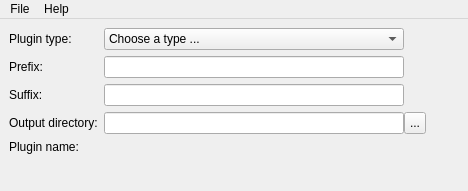
Qt form tools/dtkPluginGenerator/dtkPluginGeneratorMainWindow.ui (drescherjm/dtk) before a commit.
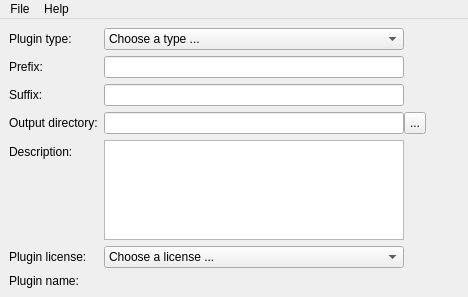
The same form after that commit.

```diff
--- a/tools/dtkPluginGenerator/dtkPluginGeneratorMainWindow.ui
+++ b/tools/dtkPluginGenerator/dtkPluginGeneratorMainWindow.ui
@@ -156,14 +156,89 @@
       </property>
      </widget>
     </item>
-    <item row="4" column="0">
+    <item row="4" column="1">
+     <widget class="QTextEdit" name="descriptionTextEdit">
+      <property name="sizePolicy">
+       <sizepolicy hsizetype="Fixed" vsizetype="Preferred">
+        <horstretch>0</horstretch>
+        <verstretch>0</verstretch>
+       </sizepolicy>
+      </property>
+      <property name="minimumSize">
+       <size>
+        <width>300</width>
+        <height>100</height>
+       </size>
+      </property>
+      <property name="maximumSize">
+       <size>
+        <width>300</width>
+        <height>16777215</height>
+       </size>
+      </property>
+      <property name="text">
+       <string/>
+      </property>
+     </widget>
+    </item>
+    <item row="5" column="0">
+     <widget class="QLabel" name="pluginLicenseLabel">
+      <property name="text">
+       <string>Plugin license:</string>
+      </property>
+      <property name="buddy">
+       <cstring>pluginTypeCombo</cstring>
+      </property>
+     </widget>
+    </item>
+    <item row="5" column="1">
+     <widget class="QComboBox" name="pluginLicenseCombo">
+      <property name="minimumSize">
+       <size>
+        <width>300</width>
+        <height>0</height>
+       </size>
+      </property>
+      <item>
+       <property name="text">
+        <string>Choose a license ...</string>
+       </property>
+      </item>
+      <item>
+       <property name="text">
+        <string>Apache</string>
+       </property>
+      </item>
+      <item>
+       <property name="text">
+        <string>Artistic</string>
+       </property>
+      </item>
+      <item>
+       <property name="text">
+        <string>Cecill</string>
+       </property>
+      </item>
+      <item>
+       <property name="text">
+        <string>GPL</string>
+       </property>
+      </item>
+      <item>
+       <property name="text">
+        <string>LGPL</string>
+       </property>
+      </item>
+     </widget>
+    </item>
+    <item row="6" column="0">
      <widget class="QLabel" name="outputPluginLabel">
       <property name="text">
        <string>Plugin name:</string>
       </property>
      </widget>
     </item>
-    <item row="4" column="1">
+    <item row="6" column="1">
      <widget class="QLabel" name="outputNameLabel">
       <property name="sizePolicy">
        <sizepolicy hsizetype="Fixed" vsizetype="Preferred">
@@ -194,6 +269,13 @@
       </property>
      </widget>
     </item>
+    <item row="4" column="0">
+     <widget class="QLabel" name="descriptionLabel">
+      <property name="text">
+       <string>Description:</string>
+      </property>
+     </widget>
+    </item>
    </layout>
   </widget>
   <widget class="QMenuBar" name="menubar">
```
